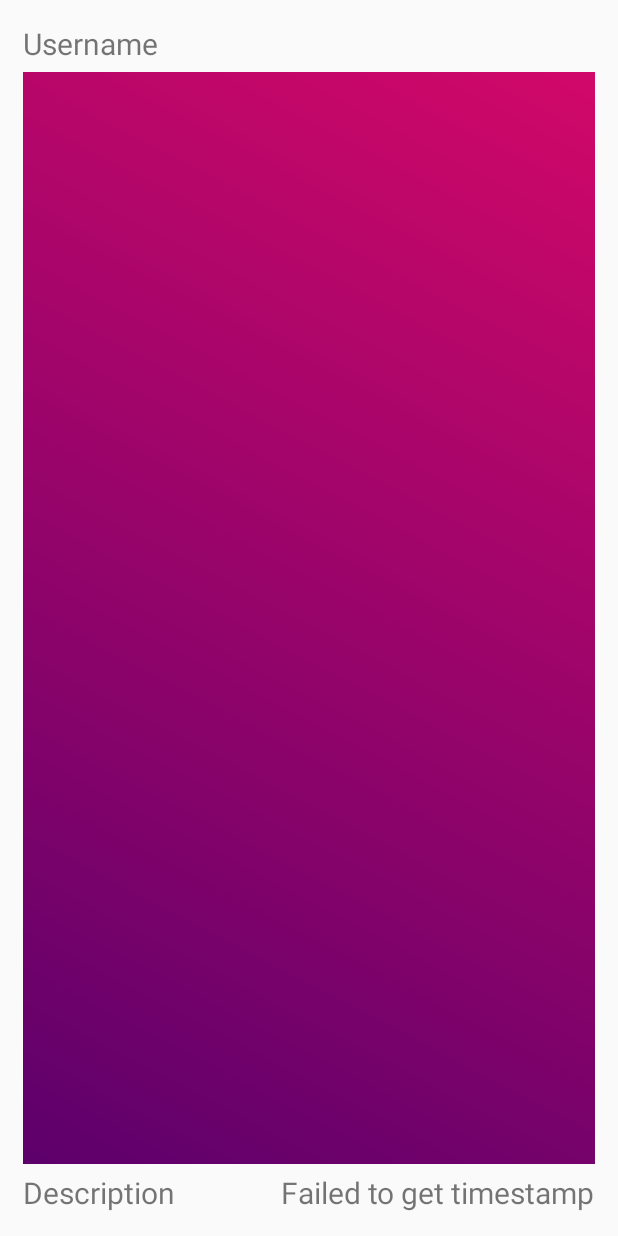
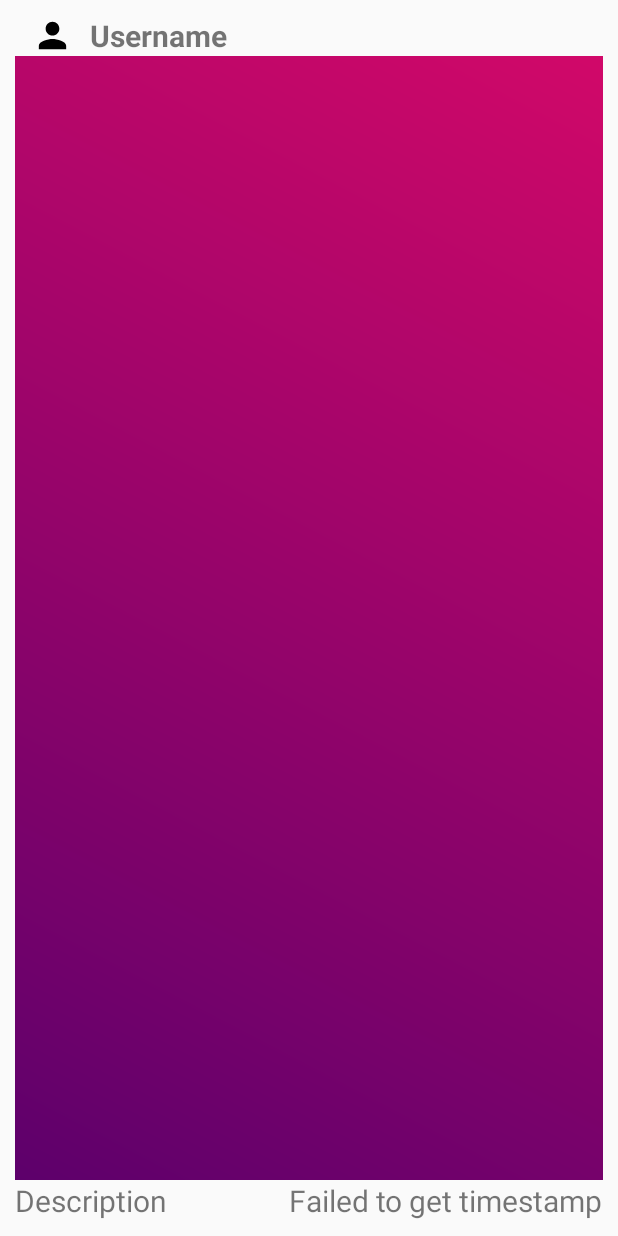
Before and after one commit to Bertogonz3000/Parsetegram, an Android app: the layout post.xml on its own in the app's theme, with its tools: preview values and no code run, on a phone screen of 412 x 824 dp. Run offline under Robolectric (Android 15) with nearby library versions, the phone set to English and light mode, and no system bars.

Commit message:
profile pictures can now be seen and camera image is no longer rotated

```diff
--- a/app/build.gradle
+++ b/app/build.gradle
@@ -41,4 +41,6 @@ dependencies {
     //BottomNavigationView (Design Support Lib)
     implementation "com.android.support:appcompat-v7:27.1.1"
     implementation "com.android.support:design:27.1.1"
+    //rotation
+    implementation "com.android.support:exifinterface:25.1.0"
 }
--- a/app/src/main/res/layout/post.xml
+++ b/app/src/main/res/layout/post.xml
@@ -8,31 +8,46 @@
         android:id="@+id/postImage"
         android:layout_width="match_parent"
         android:layout_height="match_parent"
+        android:src="@drawable/login_gradient"
+
+
         android:layout_above="@id/postDescription"
         android:layout_below="@id/postUsername"
-        android:paddingLeft="5dp"
-        android:paddingRight="5dp"
-        android:src="@drawable/login_gradient"
         />
+
+    <ImageView
+        android:id="@+id/profileImage"
+        android:layout_width="50dp"
+        android:layout_height="50dp"
+        android:layout_alignBottom="@id/postUsername"
+
+
+        android:layout_alignParentLeft="true"
+        android:layout_alignTop="@id/postUsername"
+        android:src="@drawable/profile_icon" />
 
     <TextView
         android:id="@+id/tvPostTimeStamp"
         android:layout_width="wrap_content"
         android:layout_height="wrap_content"
         android:text="Failed to get timestamp"
-        android:padding="5dp"
-        android:layout_alignTop="@id/postDescription"
+        android:textSize="20dp"
+        android:layout_marginLeft="20dp"
+
         android:layout_alignRight="@id/postImage"
-        android:textSize="20dp"/>
+        android:layout_alignTop="@id/postDescription"/>
 
     <TextView
         android:id="@+id/postUsername"
         android:layout_width="match_parent"
         android:layout_height="wrap_content"
         android:text="Username"
+        android:textSize="20dp"
+        android:textStyle="bold"
+
+
+        android:layout_toRightOf="@id/profileImage"
         android:layout_alignParentTop="true"
-        android:textSize="20dp"
-        android:padding="5dp"
         />
 
     <TextView
@@ -40,8 +55,12 @@
         android:layout_width="match_parent"
         android:layout_height="wrap_content"
         android:text="Description"
+        android:textSize="20dp"
+        android:layout_marginRight="20dp"
+
+        android:layout_toLeftOf="@id/tvPostTimeStamp"
+        android:gravity="top"
         android:layout_alignParentBottom="true"
-        android:textSize="20dp"
-        android:padding="5dp"/>
+        />
 
 </RelativeLayout>
```
Also changed, not shown: app/src/main/java/com/example/bertogonz3000/parstegram/Fragments/CaptureFragment.java (+32 -1 lines), app/src/main/java/com/example/bertogonz3000/parstegram/Model/Post.java (+7 -3 lines), app/src/main/java/com/example/bertogonz3000/parstegram/PostAdapter.java (+10 -1 lines).
